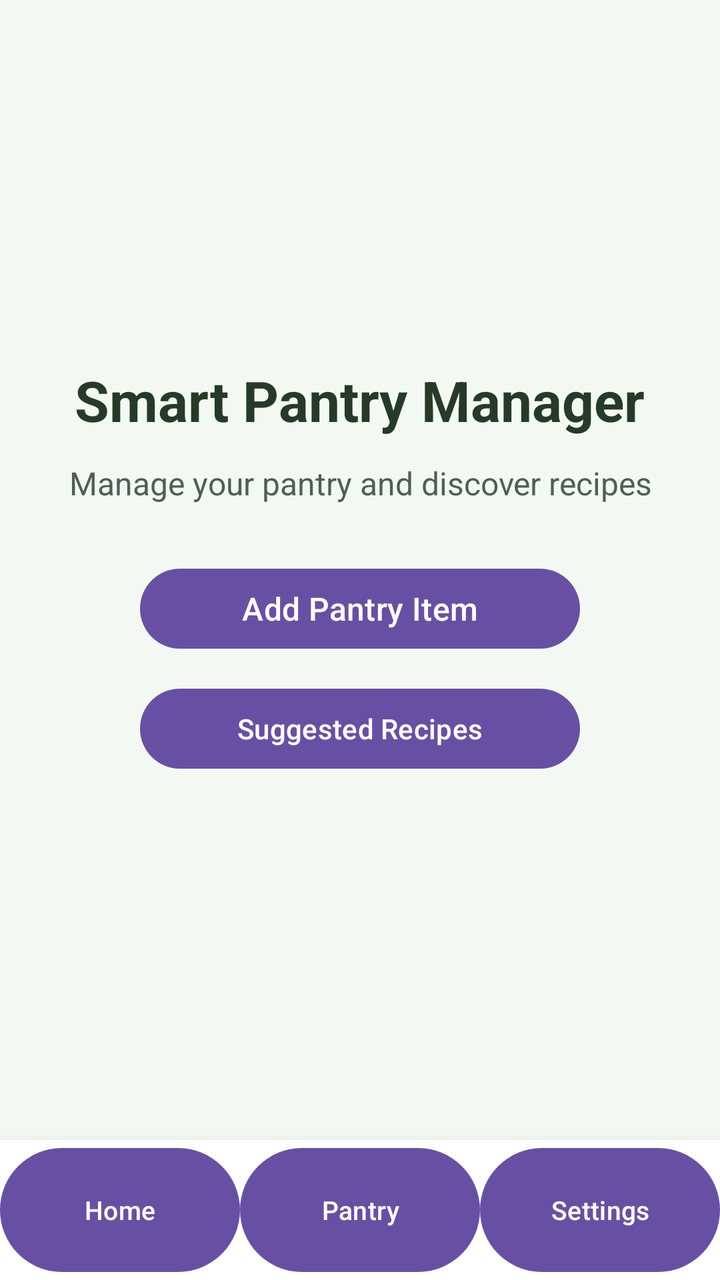
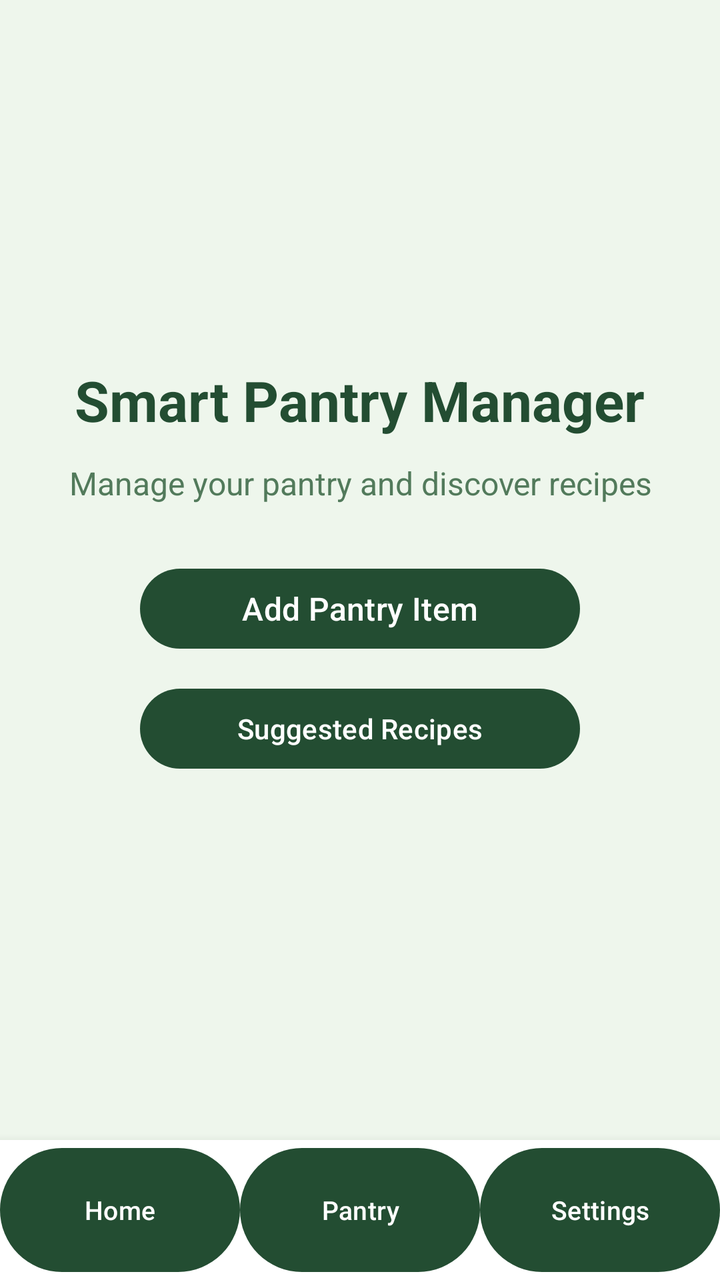

Screens rendered from an Android XML layout before and after an edit, with the pre-edit source and the edit as a unified diff.
<!-- AndroidManifest.xml: application theme Theme.SmartPantryManager -->
<!-- res/layout/activity_main.xml -->
<?xml version="1.0" encoding="utf-8"?>
<LinearLayout
    xmlns:android="http://schemas.android.com/apk/res/android"
    android:id="@+id/main"
    android:layout_width="match_parent"
    android:layout_height="match_parent"
    android:orientation="vertical"
    android:background="#F4F8F3">

    
    <LinearLayout
        android:layout_width="match_parent"
        android:layout_height="0dp"
        android:layout_weight="1"
        android:orientation="vertical"
        android:gravity="center"
        android:padding="24dp">

        <TextView
            android:id="@+id/tvWelcome"
            android:layout_width="wrap_content"
            android:layout_height="wrap_content"
            android:text="Smart Pantry Manager"
            android:textSize="28sp"
            android:textStyle="bold"
            android:textColor="#263A29"
            android:layout_marginBottom="12dp" />

        <TextView
            android:id="@+id/tvDescription"
            android:layout_width="wrap_content"
            android:layout_height="wrap_content"
            android:text="Manage your pantry and discover recipes"
            android:textSize="16sp"
            android:textColor="#4F5F52"
            android:gravity="center"
            android:layout_marginBottom="28dp" />

        <Button
        android:id="@+id/btnOpenPantry"
        android:layout_width="220dp"
        android:layout_height="wrap_content"
        android:text="Add Pantry Item"
        android:textSize="16sp" />

        <Button
            android:id="@+id/btnOpenRecipes"
            android:layout_width="220dp"
            android:layout_height="wrap_content"
            android:text="Suggested Recipes"
            android:layout_gravity="center"
            android:layout_marginTop="12dp" />

    </LinearLayout>

    
    <LinearLayout
        android:layout_width="match_parent"
        android:layout_height="70dp"
        android:orientation="horizontal"
        android:gravity="center"
        android:background="#FFFFFF"
        android:elevation="8dp">

        <Button
            android:id="@+id/btnNavHome"
            android:layout_width="0dp"
            android:layout_height="match_parent"
            android:layout_weight="1"
            android:text="Home"
            android:textSize="13sp"
            android:textAllCaps="false" />

        <Button
            android:id="@+id/btnNavPantry"
            android:layout_width="0dp"
            android:layout_height="match_parent"
            android:layout_weight="1"
            android:text="Pantry"
            android:textSize="13sp"
            android:textAllCaps="false" />

        <Button
            android:id="@+id/btnNavSettings"
            android:layout_width="0dp"
            android:layout_height="match_parent"
            android:layout_weight="1"
            android:text="Settings"
            android:textSize="13sp"
            android:textAllCaps="false" />

    </LinearLayout>

</LinearLayout>
<!-- resources referenced by this layout -->
<resources>
  <style name="Theme.SmartPantryManager" parent="Base.Theme.SmartPantryManager" />
  <style name="Base.Theme.SmartPantryManager" parent="Theme.Material3.DayNight.NoActionBar">
  
      </style>
</resources>

<!-- the commit's change to res/layout/activity_main.xml (unified diff, before → after) -->
@@ -5,7 +5,7 @@
     android:layout_width="match_parent"
     android:layout_height="match_parent"
     android:orientation="vertical"
-    android:background="#F4F8F3">
+    android:background="@color/pantry_background">
 
     
     <LinearLayout
@@ -23,7 +23,7 @@
             android:text="Smart Pantry Manager"
             android:textSize="28sp"
             android:textStyle="bold"
-            android:textColor="#263A29"
+            android:textColor="@color/pantry_primary"
             android:layout_marginBottom="12dp" />
 
         <TextView
@@ -32,7 +32,7 @@
             android:layout_height="wrap_content"
             android:text="Manage your pantry and discover recipes"
             android:textSize="16sp"
-            android:textColor="#4F5F52"
+            android:textColor="@color/pantry_secondary"
             android:gravity="center"
             android:layout_marginBottom="28dp" />
 
@@ -59,7 +59,7 @@
         android:layout_height="70dp"
         android:orientation="horizontal"
         android:gravity="center"
-        android:background="#FFFFFF"
+        android:background="@color/white"
         android:elevation="8dp">
 
         <Button
<!-- resource entries referenced after the edit -->
@@ -1,8 +1,28 @@
 <!-- resources referenced by this layout -->
 <resources>
+  <color name="pantry_background">#EEF6EC</color>
+  <color name="pantry_primary">#234D32</color>
+  <color name="pantry_secondary">#527A5B</color>
+  <color name="white">#FFFFFFFF</color>
   <style name="Theme.SmartPantryManager" parent="Base.Theme.SmartPantryManager" />
   <style name="Base.Theme.SmartPantryManager" parent="Theme.Material3.DayNight.NoActionBar">
   
+          
+          <item name="android:windowBackground">@color/pantry_background</item>
+  
+          
+          <item name="colorPrimary">@color/pantry_primary</item>
+          <item name="colorOnPrimary">@color/white</item>
+  
+          
+          <item name="colorSurface">@color/pantry_surface</item>
+          <item name="colorOnSurface">@color/pantry_primary</item>
+  
+          
+          <item name="colorSecondary">@color/pantry_secondary</item>
+          <item name="colorOnSecondary">@color/white</item>
+  
       </style>
+  <color name="pantry_surface">#DCEBDA</color>
 </resources>
 
